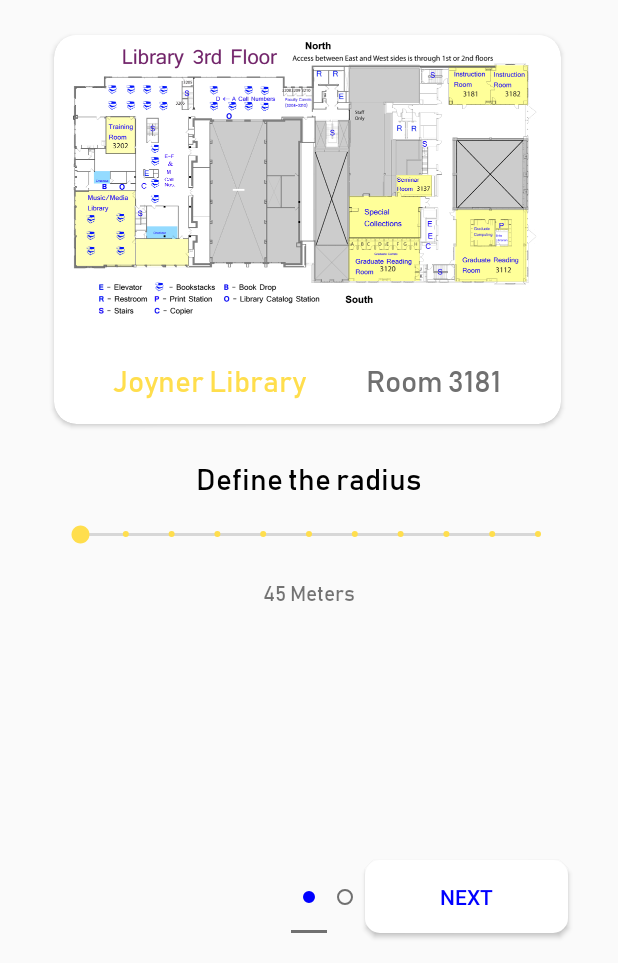
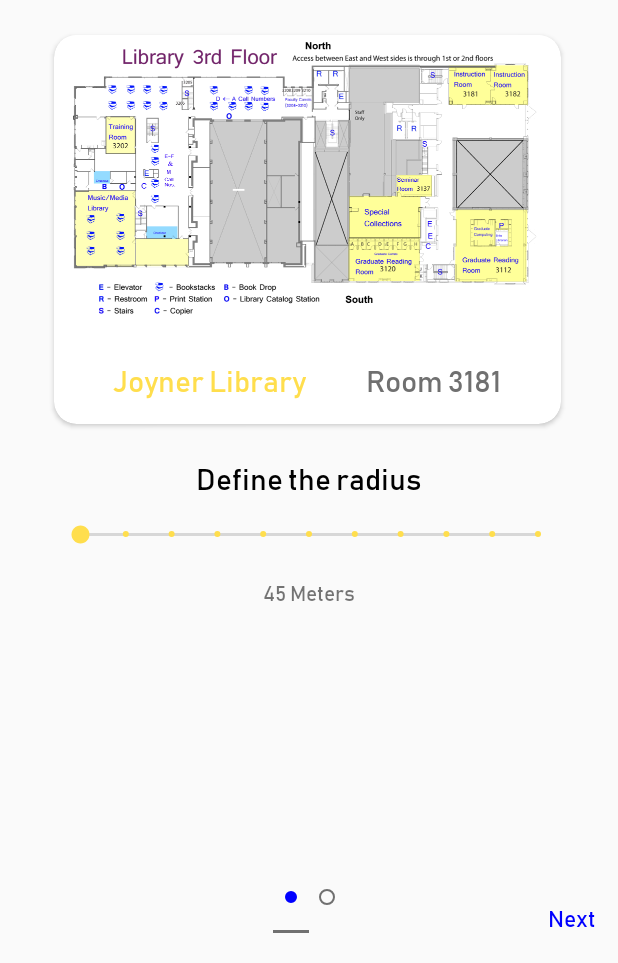
Before and after one commit to cleverSheep/Check-In, an Android app: the screen it shows after launch (MainActivity), on a phone screen of 412 x 824 dp, the part 273-1236 px from its top. Run offline under Robolectric (Android 15) with nearby library versions, the phone set to English and light mode, and no system bars.

```diff
--- a/app/src/main/res/layout/activity_main.xml
+++ b/app/src/main/res/layout/activity_main.xml
@@ -32,27 +32,28 @@
         android:id="@+id/tab_indicator"
         android:layout_width="wrap_content"
         android:layout_height="wrap_content"
-        android:layout_marginStart="32dp"
-        android:layout_marginLeft="32dp"
-        android:layout_marginEnd="8dp"
-        android:layout_marginRight="8dp"
         android:layout_marginBottom="20dp"
         app:layout_constraintBottom_toBottomOf="parent"
         app:layout_constraintEnd_toEndOf="parent"
         app:layout_constraintStart_toStartOf="parent"
         app:tabBackground="@drawable/indicator_selector" />
 
-    <Button
-        android:id="@+id/button_next"
+    <TextView
+        android:id="@+id/tv_next"
         android:layout_width="wrap_content"
         android:layout_height="wrap_content"
-        android:layout_marginStart="33dp"
-        android:layout_marginEnd="17dp"
         android:layout_marginBottom="20dp"
-        android:background="@drawable/btn_next"
+        android:background="?selectableItemBackground"
+        android:clickable="true"
+        android:fontFamily="@font/bahnscrift"
         android:text="Next"
         android:textColor="@color/colorHighlight"
+        android:textSize="15sp"
+        android:textStyle="normal"
         app:layout_constraintBottom_toBottomOf="parent"
         app:layout_constraintEnd_toEndOf="parent"
-        app:layout_constraintStart_toStartOf="@id/tab_indicator" />
+        app:layout_constraintHorizontal_bias="0.900"
+        app:layout_constraintStart_toEndOf="@id/tab_indicator" />
+
+
 </androidx.constraintlayout.widget.ConstraintLayout>
```
